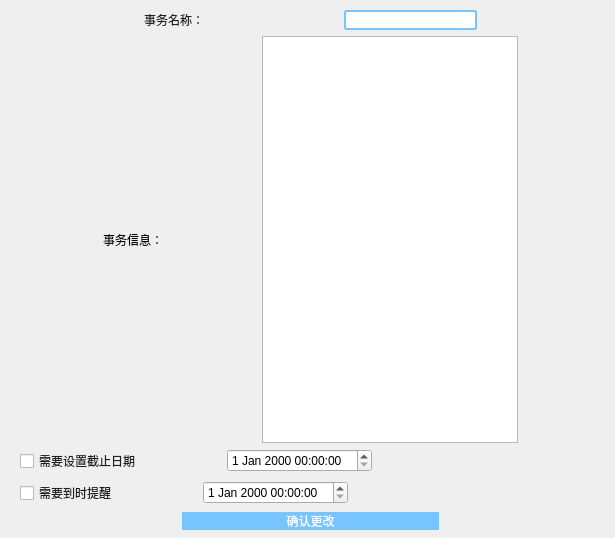
The window that edit_job.ui (interestingLSY/DDL-Firewall) describes before a commit, drawn with Qt 5.
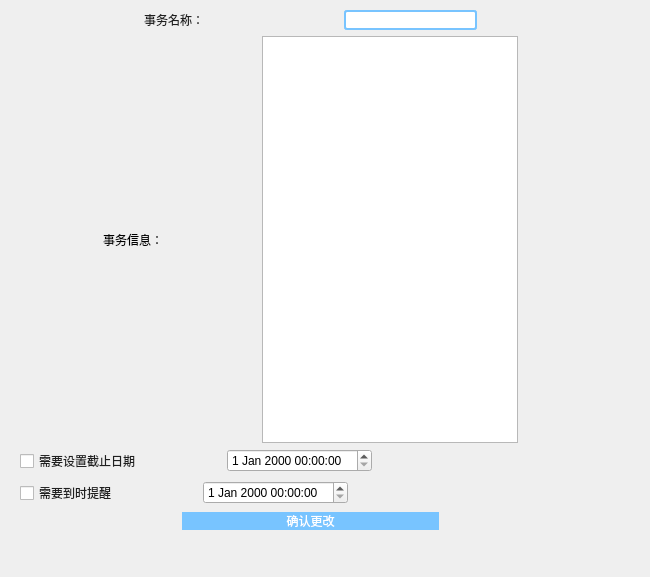
The same window after the commit.

The edit to the form file:
```diff
--- a/edit_job.ui
+++ b/edit_job.ui
@@ -6,8 +6,8 @@
    <rect>
     <x>0</x>
     <y>0</y>
-    <width>615</width>
-    <height>538</height>
+    <width>650</width>
+    <height>577</height>
    </rect>
   </property>
   <property name="windowTitle">
```
